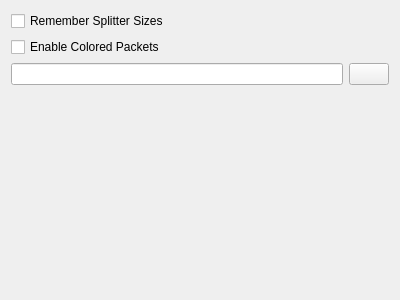
Above: hungry-sniffer/prefs/general_ui.ui from arthurzam/hungry-sniffer before the change. Below: the same form after it.
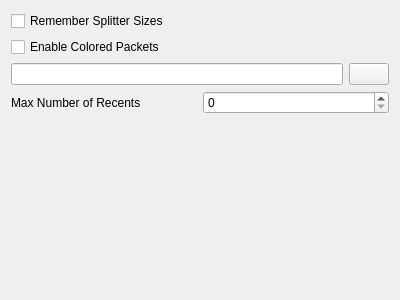
That is the form after the change. Icons and pictures are not drawn.

Commit message:
add recent files open
also add an option to Preference/General/UI to set max num of recents

Patch:
```diff
--- a/hungry-sniffer/prefs/general_ui.ui
+++ b/hungry-sniffer/prefs/general_ui.ui
@@ -43,6 +43,20 @@
      </item>
     </layout>
    </item>
+   <item>
+    <layout class="QHBoxLayout" name="horizontalLayout_2">
+     <item>
+      <widget class="QLabel" name="label">
+       <property name="text">
+        <string>Max Number of Recents</string>
+       </property>
+      </widget>
+     </item>
+     <item>
+      <widget class="QSpinBox" name="tb_recents_num"/>
+     </item>
+    </layout>
+   </item>
    <item>
     <spacer name="verticalSpacer">
      <property name="orientation">
```
The commit also changes 6 other files.
